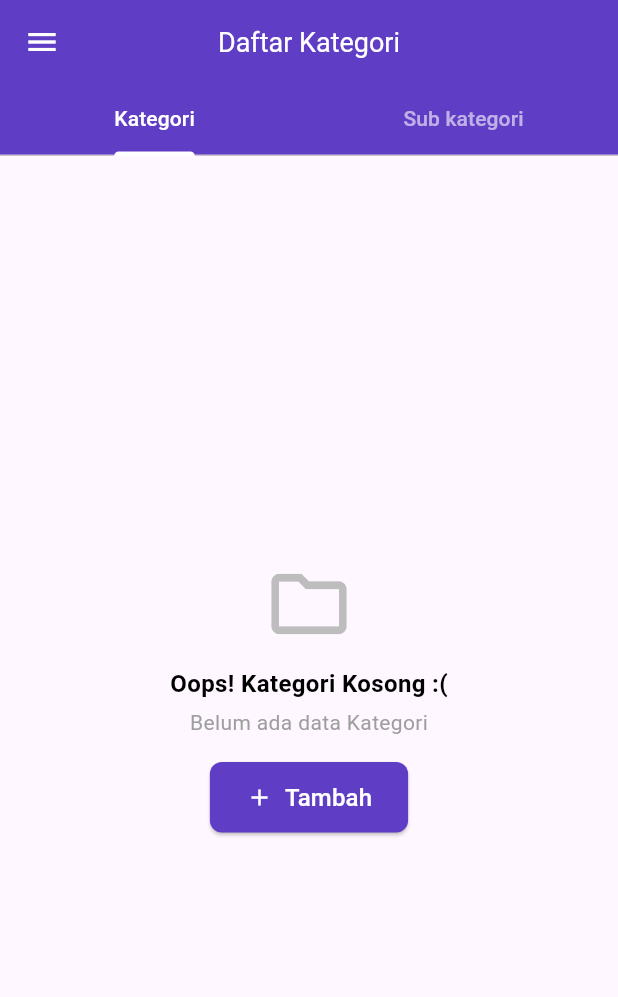
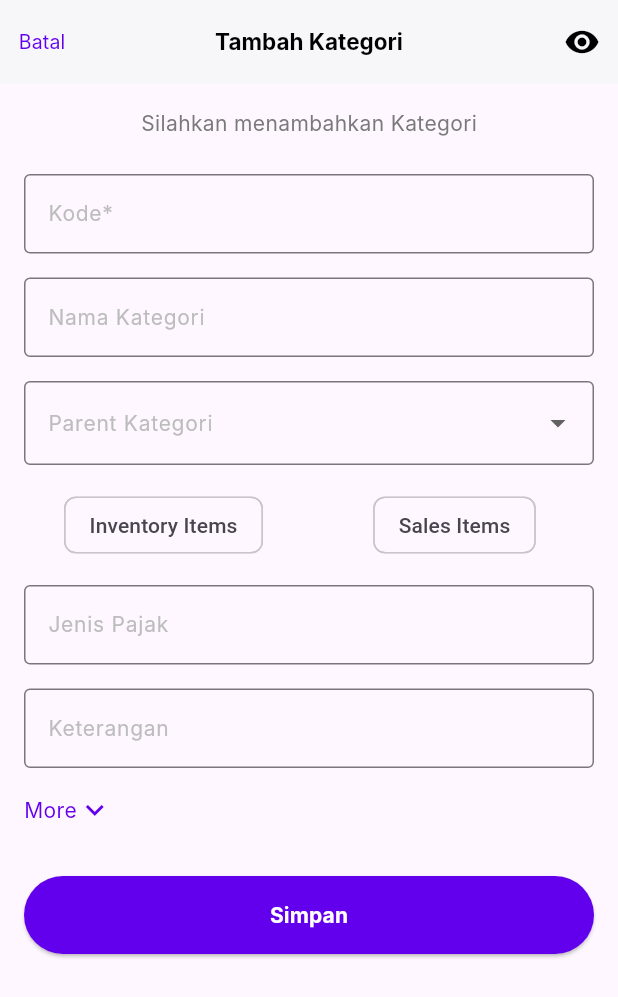
Before and after one commit to prohendra/ProChain, a Flutter app: the screen it shows after launch, on a phone screen of 412 x 824 dp. Shown: the top 997 px of the screen. Run offline on Flutter 3.47's test engine with Material 3 defaults, Android fonts, the phone set to English and light mode, and no system bars; our stand-ins replace get; Roboto replaces fonts that are missing (Inter).

Commit message:
add category page

```diff
--- a/lib/controller/category_controller.dart
+++ b/lib/controller/category_controller.dart
@@ -3,6 +3,20 @@ import 'package:get/get.dart';
 
 class CategoryController extends GetxController with GetSingleTickerProviderStateMixin {
   late TabController tabController;
+
+  var categories = <Map<String, String>>[].obs;
+
+  final TextEditingController codeController = TextEditingController();
+  final TextEditingController nameController = TextEditingController();
+  final TextEditingController taxTypeController = TextEditingController();
+  final TextEditingController descriptionController = TextEditingController();
+  final TextEditingController pointPriceController = TextEditingController();
+  final TextEditingController priceIncreaseController = TextEditingController();
+
+  var selectedParentCategory = Rxn<String>();
+  var selectedType = ''.obs;
+
+  var showMoreFields = false.obs;
 
   @override
   void onInit() {
@@ -10,9 +24,48 @@ class CategoryController extends GetxController with GetSingleTickerProviderStat
     tabController = TabController(length: 2, vsync: this);
   }
 
+  void addCategory() {
+    categories.add({
+      'code': codeController.text,
+      'name': nameController.text,
+      'taxType': taxTypeController.text,
+      'description': descriptionController.text,
+      'parentCategory': selectedParentCategory.value ?? '',
+      'type': selectedType.value,
+    });
+
+    clearForm();
+  }
+
+  void clearForm() {
+    codeController.clear();
+    nameController.clear();
+    taxTypeController.clear();
+    descriptionController.clear();
+    pointPriceController.clear();
+    priceIncreaseController.clear();
+    selectedParentCategory.value = null;
+    selectedType.value = '';
+    showMoreFields.value = false;
+  }
+
+  void toggleMoreFields() {
+    showMoreFields.value = !showMoreFields.value;
+  }
+
+  void updateSelectedType(String type) {
+    selectedType.value = type;
+  }
+
   @override
   void onClose() {
     tabController.dispose();
+    codeController.dispose();
+    nameController.dispose();
+    taxTypeController.dispose();
+    descriptionController.dispose();
+    pointPriceController.dispose();
+    priceIncreaseController.dispose();
     super.onClose();
   }
 }
--- a/lib/main.dart
+++ b/lib/main.dart
@@ -1,4 +1,5 @@
 import 'package:flutter/material.dart';
+import 'package:lat_prochain/view/add_category_screen.dart';
 import 'package:lat_prochain/view/category_screen.dart';
 
 void main() {
@@ -16,7 +17,7 @@ class MyApp extends StatelessWidget {
         colorScheme: ColorScheme.fromSeed(seedColor: Colors.deepPurple),
         useMaterial3: true,
       ),
-      home: CategoryScreen(),
+      home: AddCategoryScreen(),
     );
   }
 }
--- /dev/null
+++ b/lib/view/add_category_screen.dart
@@ -0,0 +1,273 @@
+import 'package:flutter/material.dart';
+import 'package:get/get.dart';
+import '../controller/category_controller.dart';
+
+class AddCategoryScreen extends StatelessWidget {
+  final CategoryController controller = Get.put(CategoryController());
+
+  @override
+  Widget build(BuildContext context) {
+    return Scaffold(
+      appBar: _buildAppBar(),
+      body: Padding(
+        padding: const EdgeInsets.symmetric(horizontal: 16.0),
+        child: SingleChildScrollView(
+          child: Column(
+            crossAxisAlignment: CrossAxisAlignment.start,
+            children: [
+              const SizedBox(height: 16),
+              const Center(
+                child: Text(
+                  'Silahkan menambahkan Kategori',
+                  style: TextStyle(
+                    fontSize: 14,
+                    color: Color(0xFF7A7A7A),
+                    fontFamily: 'Inter',
+                    fontWeight: FontWeight.normal,
+                  ),
+                ),
+              ),
+              const SizedBox(height: 24),
+              _buildTextField(
+                controller: controller.codeController,
+                label: 'Kode*',
+              ),
+              const SizedBox(height: 16),
+              _buildTextField(
+                controller: controller.nameController,
+                label: 'Nama Kategori',
+              ),
+              const SizedBox(height: 16),
+              Obx(() => _buildDropdown(
+                    label: 'Parent Kategori',
+                    value: controller.selectedParentCategory.value,
+                    items: ['Parent 1', 'Parent 2', 'Parent 3'],
+                    onChanged: (value) {
+                      controller.selectedParentCategory.value = value;
+                    },
+                  )),
+              const SizedBox(height: 16),
+              Obx(() => _buildChoiceChips(controller: controller)),
+              const SizedBox(height: 16),
+              _buildTextField(
+                controller: controller.taxTypeController,
+                label: 'Jenis Pajak',
+              ),
+              const SizedBox(height: 16),
+              _buildTextField(
+                controller: controller.descriptionController,
+                label: 'Keterangan',
+              ),
+              const SizedBox(height: 16),
+              GestureDetector(
+                onTap: controller.toggleMoreFields,
+                child: Obx(() => _MoreRow(
+                      isExpanded: controller.showMoreFields.value,
+                    )),
+              ),
+              Obx(() {
+                if (controller.showMoreFields.value) {
+                  return Column(
+                    children: [
+                      const SizedBox(height: 16),
+                      _buildTextField(
+                        controller: controller.pointPriceController,
+                        label: 'Harga Poin',
+                      ),
+                      const SizedBox(height: 16),
+                      _buildTextField(
+                        controller: controller.priceIncreaseController,
+                        label: 'Kenaikan Harga',
+                      ),
+                    ],
+                  );
+                } else {
+                  return const SizedBox.shrink();
+                }
+              }),
+              const SizedBox(height: 32),
+              _buildSaveButton(),
+            ],
+          ),
+        ),
+      ),
+    );
+  }
+
+AppBar _buildAppBar() {
+  return AppBar(
+    backgroundColor: Colors.white,
+    elevation: 1,
+    centerTitle: true,
+    title: const Text(
+      'Tambah Kategori',
+      style: TextStyle(
+        color: Color(0xFF000000),
+        fontSize: 15,
+        fontFamily: 'Inter',
+        fontWeight: FontWeight.bold,
+      ),
+    ),
+    leading: TextButton(
+      onPressed: () {
+
+      },
+      child: const Text(
+        'Batal',
+        style: TextStyle(
+          color: Color(0xFF6200EE),
+          fontSize: 13,
+          fontFamily: 'Inter',
+          fontWeight: FontWeight.normal,
+          height: 1.0,
+        ),
+      ),
+    ),
+    actions: [
+      IconButton(
+        icon: const Icon(Icons.visibility, color: Color(0xFF000000)),
+        onPressed: () {
+
+        },
+      ),
+    ],
+  );
+}
+
+
+  Widget _buildTextField({
+    required TextEditingController controller,
+    required String label,
+  }) {
+    return TextField(
+      controller: controller,
+      decoration: InputDecoration(
+        labelText: label,
+        labelStyle: const TextStyle(
+          color: Color(0xFFBDBDBD),
+          fontSize: 14,
+          fontFamily: 'Inter',
+        ),
+        border: const OutlineInputBorder(
+          borderSide: BorderSide(color: Color(0xFFBDBDBD)),
+        ),
+        focusedBorder: const OutlineInputBorder(
+          borderSide: BorderSide(color: Color(0xFF6200EE)),
+        ),
+      ),
+      style: const TextStyle(
+        fontFamily: 'Inter',
+        fontSize: 14,
+        color: Color(0xFF000000),
+      ),
+    );
+  }
+
+  Widget _buildDropdown({
+    required String label,
+    required String? value,
+    required List<String> items,
+    required ValueChanged<String?> onChanged,
+  }) {
+    return DropdownButtonFormField<String>(
+      decoration: InputDecoration(
+        labelText: label,
+        labelStyle: const TextStyle(
+          fontFamily: 'Inter',
+          fontSize: 14,
+          color: Color(0xFFBDBDBD),
+        ),
+        border: const OutlineInputBorder(),
+      ),
+      value: value,
+      items: items.map((item) {
+        return DropdownMenuItem<String>(
+          value: item,
+          child: Text(
+            item,
+            style: const TextStyle(
+              fontFamily: 'Inter',
+              fontSize: 14,
+            ),
+          ),
+        );
+      }).toList(),
+      onChanged: onChanged,
+    );
+  }
+
+  Widget _buildChoiceChips({required CategoryController controller}) {
+    return Row(
+      children: [
+        Expanded(
+          child: ChoiceChip(
+            label: const Text('Inventory Items'),
+            selected: controller.selectedType.value == 'Inventory Items',
+            onSelected: (_) => controller.updateSelectedType('Inventory Items'),
+          ),
+        ),
+        const SizedBox(width: 8),
+        Expanded(
+          child: ChoiceChip(
+            label: const Text('Sales Items'),
+            selected: controller.selectedType.value == 'Sales Items',
+            onSelected: (_) => controller.updateSelectedType('Sales Items'),
+          ),
+        ),
+      ],
+    );
+  }
+
+Widget _buildSaveButton() {
+  return SizedBox(
+    width: double.infinity,
+    child: ElevatedButton(
+      onPressed: () {
+        controller.addCategory();
+        Get.back();
+      },
+      style: ElevatedButton.styleFrom(
+        backgroundColor: const Color(0xFF6200EE),
+        padding: const EdgeInsets.symmetric(vertical: 16),
+      ),
+      child: const Text(
+        'Simpan',
+        style: TextStyle(
+          fontSize: 14,
+          color: Colors.white,
+          fontFamily: 'Inter',
+          fontWeight: FontWeight.bold,
+        ),
+      ),
+    ),
+  );
+}
+
+}
+
+class _MoreRow extends StatelessWidget {
+  final bool isExpanded;
+
+  const _MoreRow({required this.isExpanded});
+
+  @override
+  Widget build(BuildContext context) {
+    return Row(
+      children: [
+        Text(
+          isExpanded ? 'More' : 'More',
+          style: const TextStyle(
+            color: Color(0xFF6200EE),
+            fontFamily: 'Inter',
+            fontSize: 14,
+            fontWeight: FontWeight.normal,
+          ),
+        ),
+        Icon(
+          isExpanded ? Icons.expand_less : Icons.expand_more,
+          color: const Color(0xFF6200EE),
+        ),
+      ],
+    );
+  }
+}
--- a/lib/view/category_screen.dart
+++ b/lib/view/category_screen.dart
@@ -1,5 +1,6 @@
 import 'package:flutter/material.dart';
 import 'package:get/get.dart';
+import 'package:lat_prochain/view/add_category_screen.dart';
 import '../controller/category_controller.dart';
 
 class CategoryScreen extends StatelessWidget {
@@ -10,27 +11,38 @@ class CategoryScreen extends StatelessWidget {
     return Scaffold(
       appBar: _buildAppBar(controller, context),
       drawer: _buildDrawer(),
-      body: TabBarView(
-        controller: controller.tabController,
-        children: [
-          EmptyCategoryWidget(categoryName: 'Kategori'),
-          EmptyCategoryWidget(categoryName: 'Sub kategori'),
-        ],
-      ),
+      body: Obx(() {
+        if (controller.categories.isEmpty) {
+          return TabBarView(
+            controller: controller.tabController,
+            children: [
+              EmptyCategoryWidget(categoryName: 'Kategori'),
+              EmptyCategoryWidget(categoryName: 'Sub kategori'),
+            ],
+          );
+        }
+        return TabBarView(
+          controller: controller.tabController,
+          children: [
+            _buildCategoryList(controller.categories, 'Kategori'),
+           // _buildCategoryList(controller.subCategories, 'Sub kategori'),
+          ],
+        );
+      }),
     );
   }
 
   PreferredSizeWidget _buildAppBar(CategoryController controller, BuildContext context) {
     return AppBar(
-      title: Text(
+      title: const Text(
         'Daftar Kategori',
         style: TextStyle(color: Colors.white, fontSize: 18),
       ),
-      backgroundColor: Color(0xFF5F3DC4),
+      backgroundColor: const Color(0xFF5F3DC4),
       elevation: 0,
       centerTitle: true,
       leading: IconButton(
-        icon: Icon(Icons.menu, color: Colors.white),
+        icon: const Icon(Icons.menu, color: Colors.white),
         onPressed: () {
           Scaffold.of(context).openDrawer();
         },
@@ -40,7 +52,7 @@ class CategoryScreen extends StatelessWidget {
         labelColor: Colors.white,
         unselectedLabelColor: Colors.white.withOpacity(0.6),
         indicatorColor: Colors.white,
-        tabs: [
+        tabs: const [
           Tab(text: 'Kategori'),
           Tab(text: 'Sub kategori'),
         ],
@@ -53,7 +65,7 @@ class CategoryScreen extends StatelessWidget {
       child: ListView(
         padding: EdgeInsets.zero,
         children: <Widget>[
-          DrawerHeader(
+          const DrawerHeader(
             decoration: BoxDecoration(
               color: Color(0xFF5F3DC4),
             ),
@@ -66,19 +78,30 @@ class CategoryScreen extends StatelessWidget {
             ),
           ),
           ListTile(
-            leading: Icon(Icons.category),
-            title: Text('Kategori'),
-            onTap: () {
-            },
+            leading: const Icon(Icons.category),
+            title: const Text('Kategori'),
+            onTap: () {},
           ),
           ListTile(
-            leading: Icon(Icons.settings),
-            title: Text('Pengaturan'),
-            onTap: () {
-            },
+            leading: const Icon(Icons.settings),
+            title: const Text('Pengaturan'),
+            onTap: () {},
           ),
         ],
       ),
+    );
+  }
+
+  Widget _buildCategoryList(List categories, String categoryName) {
+    return ListView.builder(
+      itemCount: categories.length,
+      itemBuilder: (context, index) {
+        final category = categories[index];
+        return ListTile(
+          title: Text(category['name'] ?? ''),
+          subtitle: Text('Kode: ${category['code'] ?? ''}'),
+        );
+      },
     );
   }
 }
@@ -92,8 +115,8 @@ class EmptyCategoryWidget extends StatelessWidget {
   Widget build(BuildContext context) {
     return Center(
       child: Container(
-        margin: EdgeInsets.symmetric(horizontal: 20),
-        padding: EdgeInsets.all(16),
+        margin: const EdgeInsets.symmetric(horizontal: 20),
+        padding: const EdgeInsets.all(16),
         child: Column(
           mainAxisSize: MainAxisSize.min,
           children: [
@@ -102,16 +125,16 @@ class EmptyCategoryWidget extends StatelessWidget {
               color: Colors.grey.shade400,
               size: 60,
             ),
-            SizedBox(height: 12),
+            const SizedBox(height: 12),
             Text(
               'Oops! $categoryName Kosong :(',
-              style: TextStyle(
+              style: const TextStyle(
                 fontSize: 16,
                 fontWeight: FontWeight.bold,
                 color: Colors.black,
               ),
             ),
-            SizedBox(height: 4),
+            const SizedBox(height: 4),
             Text(
               'Belum ada data $categoryName',
               style: TextStyle(
@@ -119,19 +142,20 @@ class EmptyCategoryWidget extends StatelessWidget {
                 color: Colors.grey.shade500,
               ),
             ),
-            SizedBox(height: 16),
+            const SizedBox(height: 16),
             ElevatedButton.icon(
               onPressed: () {
+                Get.to(() => AddCategoryScreen());
               },
               style: ElevatedButton.styleFrom(
-                backgroundColor: Color(0xFF5F3DC4),
+                backgroundColor: const Color(0xFF5F3DC4),
                 shape: RoundedRectangleBorder(
                   borderRadius: BorderRadius.circular(8),
                 ),
-                padding: EdgeInsets.symmetric(horizontal: 24, vertical: 12),
+                padding: const EdgeInsets.symmetric(horizontal: 24, vertical: 12),
               ),
-              icon: Icon(Icons.add, color: Colors.white),
-              label: Text(
+              icon: const Icon(Icons.add, color: Colors.white),
+              label: const Text(
                 'Tambah',
                 style: TextStyle(
                   fontSize: 16,
```
Also changed, not shown: lib/model/category_model.dart (added, +21 -0 lines).
